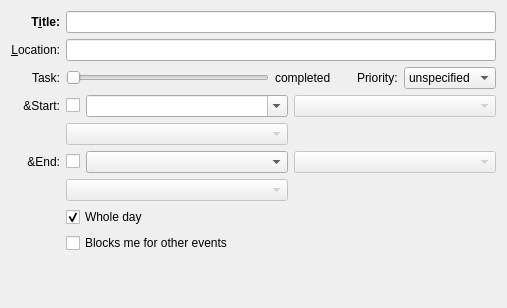
First picture: the form in incidenceeditor-ng/eventortodomobile.ui, repository chusopr/kdepim-ktimetracker-akonadi, before the edit.
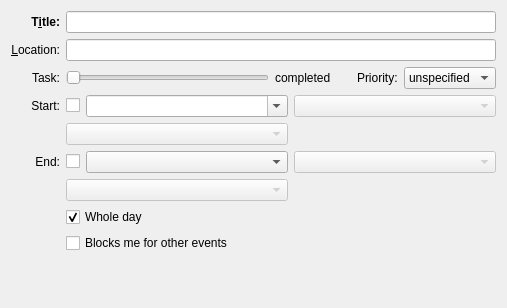
Second picture: the form after the edit. Custom widgets are drawn as their Qt base class.

Commit message: Remove accelerator indicators, no longer functional with the new widgets (not that they would work on the N900 anyway, with not Alt key...).

The edit to the form file:
```diff
--- a/incidenceeditor-ng/eventortodomobile.ui
+++ b/incidenceeditor-ng/eventortodomobile.ui
@@ -114,7 +114,7 @@
       </sizepolicy>
      </property>
      <property name="text">
-      <string comment="@label Start date/time of the event or task">&amp;Start:</string>
+      <string comment="@label Start date/time of the event or task">Start:</string>
      </property>
      <property name="alignment">
       <set>Qt::AlignRight|Qt::AlignTrailing|Qt::AlignVCenter</set>
@@ -156,7 +156,7 @@
       </sizepolicy>
      </property>
      <property name="text">
-      <string comment="@label End date/time of the task or event">&amp;End:</string>
+      <string comment="@label End date/time of the task or event">End:</string>
      </property>
      <property name="alignment">
       <set>Qt::AlignRight|Qt::AlignTrailing|Qt::AlignVCenter</set>
```
